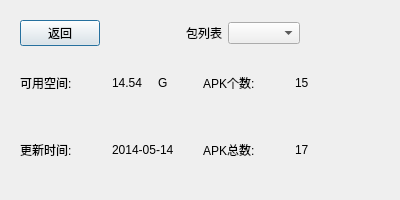
This is wenjian.ui in juniperdiego/usbW as Qt 5 draws it before an edit. The edited form follows.
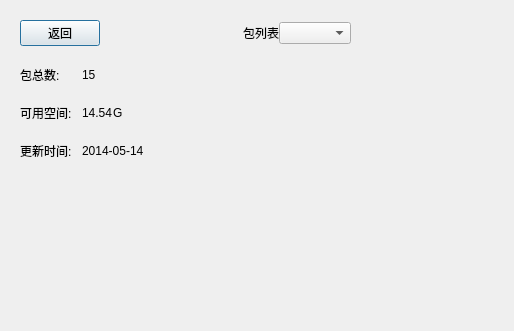
This is the edited form.

```diff
--- a/wenjian.ui
+++ b/wenjian.ui
@@ -6,8 +6,8 @@
    <rect>
     <x>0</x>
     <y>0</y>
-    <width>400</width>
-    <height>200</height>
+    <width>514</width>
+    <height>331</height>
    </rect>
   </property>
   <property name="minimumSize">
@@ -20,6 +20,12 @@
    <string>Form</string>
   </property>
   <layout class="QGridLayout" name="gridLayout">
+   <property name="horizontalSpacing">
+    <number>10</number>
+   </property>
+   <property name="verticalSpacing">
+    <number>20</number>
+   </property>
    <property name="margin">
     <number>20</number>
    </property>
@@ -74,14 +80,20 @@
      </item>
     </layout>
    </item>
-   <item row="1" column="0">
+   <item row="2" column="0">
     <widget class="QLabel" name="label_2">
+     <property name="sizePolicy">
+      <sizepolicy hsizetype="Fixed" vsizetype="Preferred">
+       <horstretch>0</horstretch>
+       <verstretch>0</verstretch>
+      </sizepolicy>
+     </property>
      <property name="text">
       <string>可用空间:</string>
      </property>
     </widget>
    </item>
-   <item row="1" column="1">
+   <item row="2" column="1" colspan="3">
     <layout class="QHBoxLayout" name="horizontalLayout_2">
      <item>
       <widget class="QLabel" name="cardspaceLabel">
@@ -92,6 +104,12 @@
      </item>
      <item>
       <widget class="QLabel" name="label_4">
+       <property name="sizePolicy">
+        <sizepolicy hsizetype="Expanding" vsizetype="Preferred">
+         <horstretch>0</horstretch>
+         <verstretch>0</verstretch>
+        </sizepolicy>
+       </property>
        <property name="text">
         <string>G</string>
        </property>
@@ -99,15 +117,41 @@
      </item>
     </layout>
    </item>
-   <item row="1" column="2">
+   <item row="3" column="0">
+    <widget class="QLabel" name="label_5">
+     <property name="text">
+      <string>更新时间:</string>
+     </property>
+    </widget>
+   </item>
+   <item row="4" column="0">
+    <spacer name="verticalSpacer">
+     <property name="orientation">
+      <enum>Qt::Vertical</enum>
+     </property>
+     <property name="sizeHint" stdset="0">
+      <size>
+       <width>20</width>
+       <height>40</height>
+      </size>
+     </property>
+    </spacer>
+   </item>
+   <item row="1" column="0">
     <widget class="QLabel" name="label_3">
+     <property name="sizePolicy">
+      <sizepolicy hsizetype="Fixed" vsizetype="Preferred">
+       <horstretch>0</horstretch>
+       <verstretch>0</verstretch>
+      </sizepolicy>
+     </property>
      <property name="text">
-      <string>APK个数:</string>
+      <string>包总数:</string>
      </property>
     </widget>
    </item>
-   <item row="1" column="3">
-    <widget class="QLabel" name="apkLabel">
+   <item row="1" column="1">
+    <widget class="QLabel" name="pkgLabel">
      <property name="minimumSize">
       <size>
        <width>30</width>
@@ -119,34 +163,13 @@
      </property>
     </widget>
    </item>
-   <item row="2" column="0">
-    <widget class="QLabel" name="label_5">
-     <property name="text">
-      <string>更新时间:</string>
-     </property>
-    </widget>
-   </item>
-   <item row="2" column="1">
+   <item row="3" column="1">
     <widget class="QLabel" name="ldateLabel">
      <property name="text">
       <string>2014-05-14</string>
      </property>
     </widget>
    </item>
-   <item row="2" column="2">
-    <widget class="QLabel" name="label_7">
-     <property name="text">
-      <string>APK总数:</string>
-     </property>
-    </widget>
-   </item>
-   <item row="2" column="3">
-    <widget class="QLabel" name="updatenumLabel">
-     <property name="text">
-      <string>17</string>
-     </property>
-    </widget>
-   </item>
   </layout>
  </widget>
  <resources/>
```
